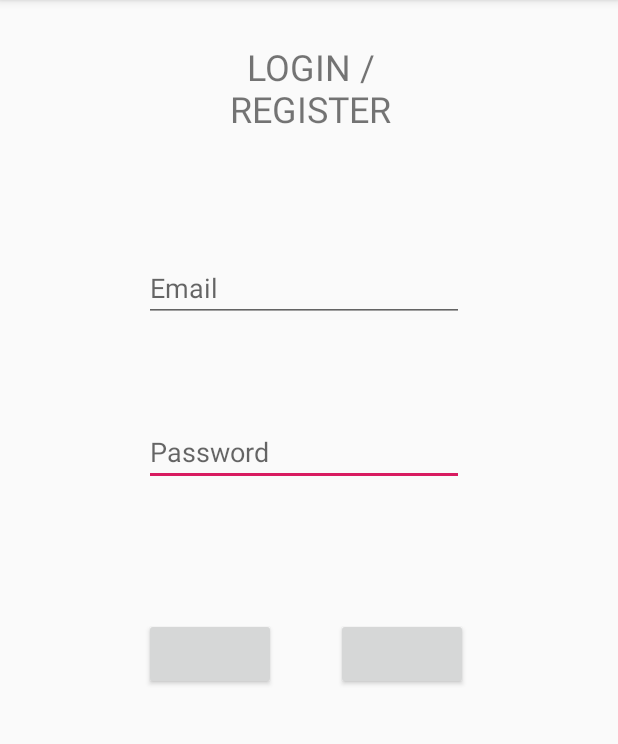
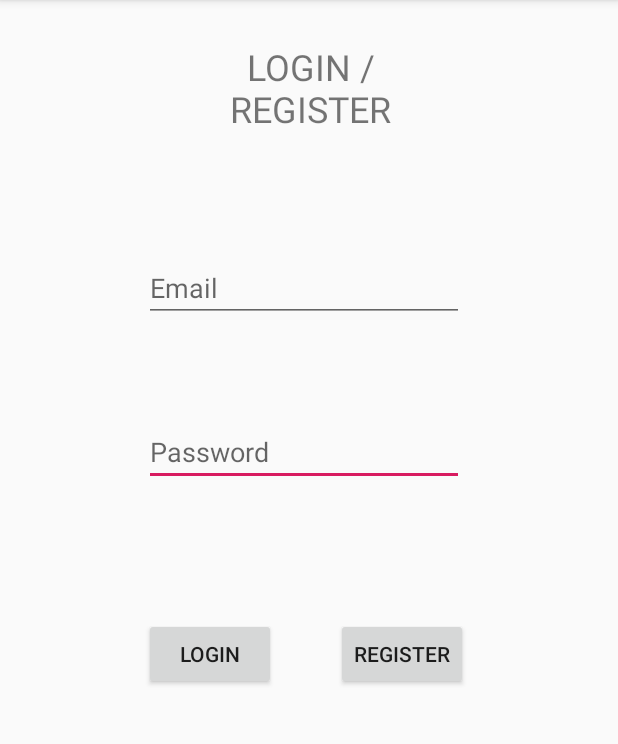
Before and after one commit to adriangc24/EndevinaNumero, an Android app: the screen it shows after launch (LoginActivity), on a phone screen of 412 x 824 dp, the part 84-828 px from its top. Run offline under Robolectric (Android 15) with nearby library versions, the phone set to English and light mode, and no system bars; our stand-ins replace Firebase (no records; nobody signed in at launch, a user with empty details on screens opened directly).

```diff
--- a/app/src/main/res/layout/activity_login.xml
+++ b/app/src/main/res/layout/activity_login.xml
@@ -36,9 +36,9 @@
         android:layout_height="wrap_content"
         android:layout_marginStart="96dp"
         android:layout_marginTop="88dp"
+        android:text="@string/buttonLogin"
         app:layout_constraintStart_toStartOf="parent"
-        app:layout_constraintTop_toBottomOf="@+id/editText2"
-        tools:text="@string/buttonLogin" />
+        app:layout_constraintTop_toBottomOf="@+id/editText2" />
 
     <Button
         android:id="@+id/buttonRegister"
@@ -46,9 +46,9 @@
         android:layout_height="wrap_content"
         android:layout_marginTop="88dp"
         android:layout_marginEnd="100dp"
+        android:text="@string/buttonRegister"
         app:layout_constraintEnd_toEndOf="parent"
-        app:layout_constraintTop_toBottomOf="@+id/editText2"
-        tools:text="@string/buttonRegister" />
+        app:layout_constraintTop_toBottomOf="@+id/editText2" />
 
     <TextView
         android:id="@+id/textView2"
```
Also changed, not shown: app/src/main/java/com/example/endevinanumero/LoginActivity.java (+13 -6 lines).
